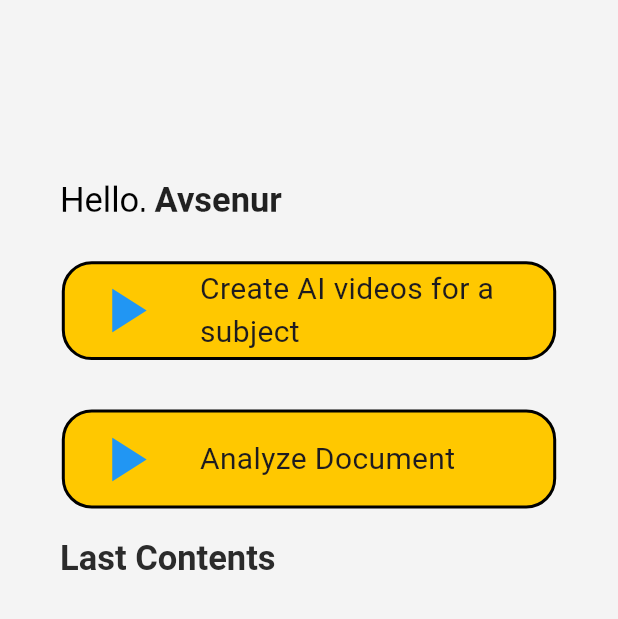
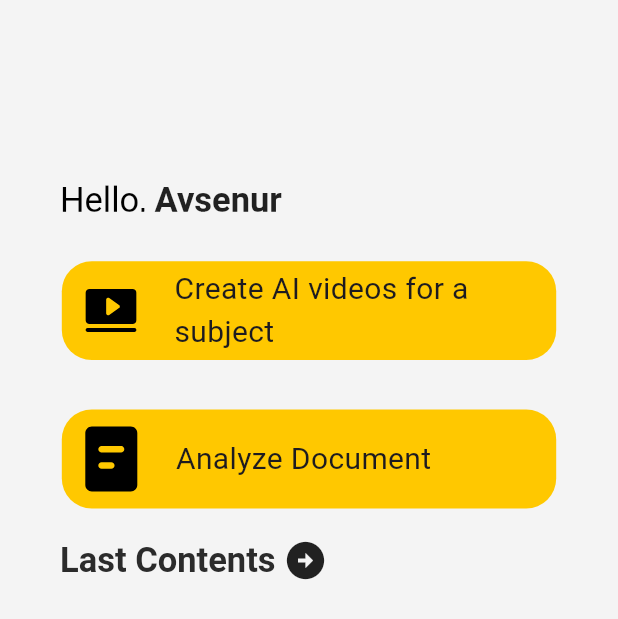
Before and after one commit to GirayKaradeniz/WASP, a Flutter app: the Homepage screen opened directly, on a phone screen of 412 x 824 dp. Shown: the top 619 px of the screen. Run offline on Flutter 3.47's test engine with Material 3 defaults, Android fonts, the light colour scheme and no system bars; our stand-ins replace animated_splash_screen, flutter_svg, lottie.

Commit message:
HomePageUpdate

```diff
--- a/wasp_frontend/lib/pages/homePage.dart
+++ b/wasp_frontend/lib/pages/homePage.dart
@@ -1,4 +1,5 @@
 import 'package:flutter/material.dart';
+import 'package:flutter_svg/svg.dart';
 import 'package:wasp_frontend/config/app_config.dart';
 import 'package:wasp_frontend/resources/app_resources.dart';
 
@@ -59,7 +60,6 @@ class MyHomePageState extends State<Homepage> {
                 width: screenSize.width * 0.8,
                 height: screenSize.height * 0.08,
                 decoration: BoxDecoration(
-                    border: Border.all(width: 2),
                     color: AppColors.primary,
                     borderRadius: BorderRadius.all(Radius.circular(20))),
                 child: Row(
@@ -67,11 +67,7 @@ class MyHomePageState extends State<Homepage> {
                     SizedBox(
                       width: 15,
                     ),
-                    Icon(
-                      Icons.play_arrow,
-                      size: 50.0,
-                      color: Colors.blue,
-                    ),
+                    SvgPicture.asset(AppAssets.videoIcon),
                     SizedBox(width: 25), // Add some spacing
                     Flexible(
                       child: Text(
@@ -94,7 +90,6 @@ class MyHomePageState extends State<Homepage> {
                 width: screenSize.width * 0.8,
                 height: screenSize.height * 0.08,
                 decoration: BoxDecoration(
-                    border: Border.all(width: 2),
                     color: AppColors.primary,
                     borderRadius: BorderRadius.all(Radius.circular(20))),
                 child: Row(
@@ -102,11 +97,7 @@ class MyHomePageState extends State<Homepage> {
                     SizedBox(
                       width: 15,
                     ),
-                    Icon(
-                      Icons.play_arrow,
-                      size: 50.0,
-                      color: Colors.blue,
-                    ),
+                    SvgPicture.asset(AppAssets.documentIcon),
                     SizedBox(width: 25), // Add some spacing
                     Flexible(
                       child: Text(
@@ -125,7 +116,7 @@ class MyHomePageState extends State<Homepage> {
 
             // Last Contents
             Container(
-              padding: const EdgeInsets.fromLTRB(20, 20, 20, 0),
+              padding: const EdgeInsets.fromLTRB(20, 20, 20, 10),
               child: Row(
                 children: [
                   RichText(
@@ -136,9 +127,22 @@ class MyHomePageState extends State<Homepage> {
                               color: AppColors.primaryTextColor,
                               fontWeight: FontWeight.w700))
                     ]),
+                  ),
+                  SizedBox(
+                    width: 5,
+                  ),
+                  Icon(
+                    Icons.arrow_circle_right,
+                    size: 30,
                   )
                 ],
               ),
+            ),
+            Container(
+              padding: const EdgeInsets.fromLTRB(20, 20, 20, 0),
+              width: screenSize.width,
+              height: screenSize.height * 0.4,
+              //color: Colors.black,
             )
           ],
         ),
```
